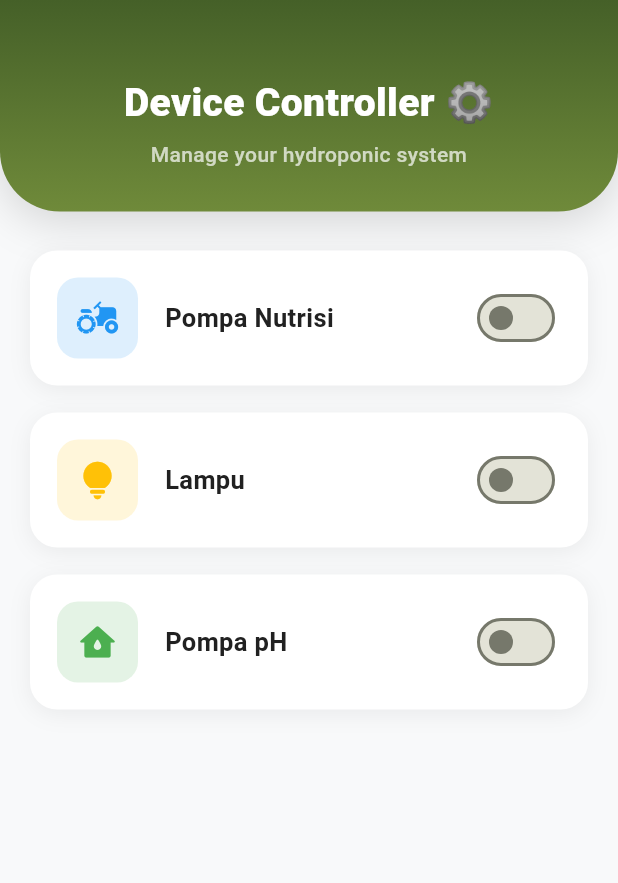
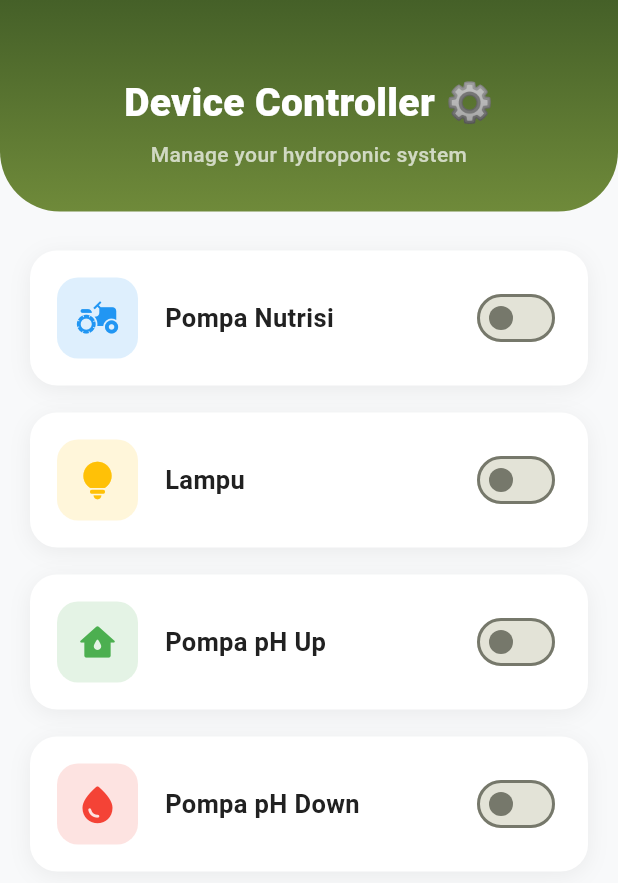
Before and after one commit to riccikoo/hidroponik-project-mobile, a Flutter app: the ControllerPage screen opened directly, on a phone screen of 412 x 824 dp. Shown: the top 883 px of the screen. Run offline on Flutter 3.47's test engine with Material 3 defaults, Android fonts, the phone set to English and light mode, and no system bars; our stand-ins replace fl_chart, fluttertoast, shared_preferences; accounts and stored records are empty.

```diff
--- a/lib/pages/controller_page.dart
+++ b/lib/pages/controller_page.dart
@@ -1,59 +1,60 @@
 import 'package:flutter/material.dart';
+import '../services/api_service.dart';
 
 class ControllerPage extends StatefulWidget {
   const ControllerPage({Key? key}) : super(key: key);
 
   @override
-  State<ControllerPage> createState() => _ControllerPageState();
+  _ControllerPageState createState() => _ControllerPageState();
 }
 
 class _ControllerPageState extends State<ControllerPage> {
-  final Color darkGreen = const Color(0xFF456028);
-  final Color mediumGreen = const Color(0xFF94A65E);
-  final Color lightGreen = const Color(0xFFDDDDA1);
-  final Color bgColor = const Color(0xFFF8F9FA);
+  bool pumpNutrition = false;
+  bool lamp = false;
+  bool pumpPhUp = false;
+  bool pumpPhDown = false;
 
-  bool pumpOn = false;
-  bool lightOn = false;
-  bool pumpPhOn = false;
+  // TODO: isi token login user
+  final String token = "ISI_TOKEN_LOGIN_MU";
+
+  Future<void> sendCmd(String name, bool state) async {
+    final res = await ApiService.controlActuator(
+      name,
+      state,
+      token,
+    );
+
+    print("[ACTUATOR RESPONSE] $res");
+  }
 
   @override
   Widget build(BuildContext context) {
     return Scaffold(
-      backgroundColor: bgColor,
+      backgroundColor: const Color(0xFFF8F9FA),
       body: Column(
         children: [
-          // ==== Header ====
+          // Header
           Container(
             padding: const EdgeInsets.fromLTRB(20, 50, 20, 28),
-            decoration: BoxDecoration(
-              gradient: const LinearGradient(
+            decoration: const BoxDecoration(
+              gradient: LinearGradient(
                 colors: [
-                  Color(0xFF456028), // Dark Green
-                  Color(0xFF6F8A3A), // Medium Green
+                  Color(0xFF456028),
+                  Color(0xFF6F8A3A)
                 ],
                 begin: Alignment.topCenter,
                 end: Alignment.bottomCenter,
               ),
-              borderRadius: const BorderRadius.vertical(
+              borderRadius: BorderRadius.vertical(
                 bottom: Radius.circular(40),
               ),
-              boxShadow: [
-                BoxShadow(
-                  color: Colors.black.withValues(alpha: 0.15),
-                  blurRadius: 25,
-                  offset: const Offset(0, 6),
-                ),
-              ],
             ),
             width: double.infinity,
             child: const Column(
-              crossAxisAlignment:
-                  CrossAxisAlignment.center, // 👉 Text jadi center
+              crossAxisAlignment: CrossAxisAlignment.center,
               children: [
                 Text(
                   "Device Controller ⚙️",
-                  textAlign: TextAlign.center,
                   style: TextStyle(
                     color: Colors.white,
                     fontSize: 26,
@@ -73,7 +74,8 @@ class _ControllerPageState extends State<ControllerPage> {
               ],
             ),
           ),
-          // ==== Content ====
+
+          // Content
           Expanded(
             child: SingleChildScrollView(
               padding: const EdgeInsets.fromLTRB(20, 26, 20, 20),
@@ -82,23 +84,42 @@ class _ControllerPageState extends State<ControllerPage> {
                   _buildControlCard(
                     title: "Pompa Nutrisi",
                     icon: Icons.agriculture,
-                    status: pumpOn,
+                    status: pumpNutrition,
                     color: Colors.blue,
-                    onToggle: (v) => setState(() => pumpOn = v),
+                    onToggle: (v) {
+                      setState(() => pumpNutrition = v);
+                      sendCmd("pump_nutrisi", v);
+                    },
                   ),
                   _buildControlCard(
                     title: "Lampu",
                     icon: Icons.lightbulb_rounded,
-                    status: lightOn,
+                    status: lamp,
                     color: Colors.amber,
-                    onToggle: (v) => setState(() => lightOn = v),
+                    onToggle: (v) {
+                      setState(() => lamp = v);
+                      sendCmd("led", v);
+                    },
                   ),
                   _buildControlCard(
-                    title: "Pompa pH",
+                    title: "Pompa pH Up",
                     icon: Icons.water_damage_rounded,
-                    status: pumpPhOn,
+                    status: pumpPhUp,
                     color: Colors.green,
-                    onToggle: (v) => setState(() => pumpPhOn = v),
+                    onToggle: (v) {
+                      setState(() => pumpPhUp = v);
+                      sendCmd("pump_ph_up", v);
+                    },
+                  ),
+                  _buildControlCard(
+                    title: "Pompa pH Down",
+                    icon: Icons.water_drop_rounded,
+                    status: pumpPhDown,
+                    color: Colors.red,
+                    onToggle: (v) {
+                      setState(() => pumpPhDown = v);
+                      sendCmd("pump_ph_down", v);
+                    },
                   ),
                 ],
               ),
@@ -109,7 +130,6 @@ class _ControllerPageState extends State<ControllerPage> {
     );
   }
 
-  // ===== Custom Card Style =====
   Widget _buildControlCard({
     required String title,
     required IconData icon,
@@ -125,7 +145,7 @@ class _ControllerPageState extends State<ControllerPage> {
         borderRadius: BorderRadius.circular(18),
         boxShadow: [
           BoxShadow(
-            color: Colors.black.withValues(alpha: 0.06),
+            color: Colors.black.withOpacity(0.06),
             blurRadius: 12,
             offset: const Offset(0, 3),
           ),
@@ -136,7 +156,7 @@ class _ControllerPageState extends State<ControllerPage> {
           Container(
             padding: const EdgeInsets.all(12),
             decoration: BoxDecoration(
-              color: color.withValues(alpha: 0.15),
+              color: color.withOpacity(0.15),
               borderRadius: BorderRadius.circular(14),
             ),
             child: Icon(icon, color: color, size: 30),
@@ -154,7 +174,7 @@ class _ControllerPageState extends State<ControllerPage> {
           ),
           Switch(
             value: status,
-            activeTrackColor: darkGreen.withValues(alpha: 0.4),
+            activeTrackColor: const Color(0xFF456028).withOpacity(0.4),
             onChanged: onToggle,
           ),
         ],
```
